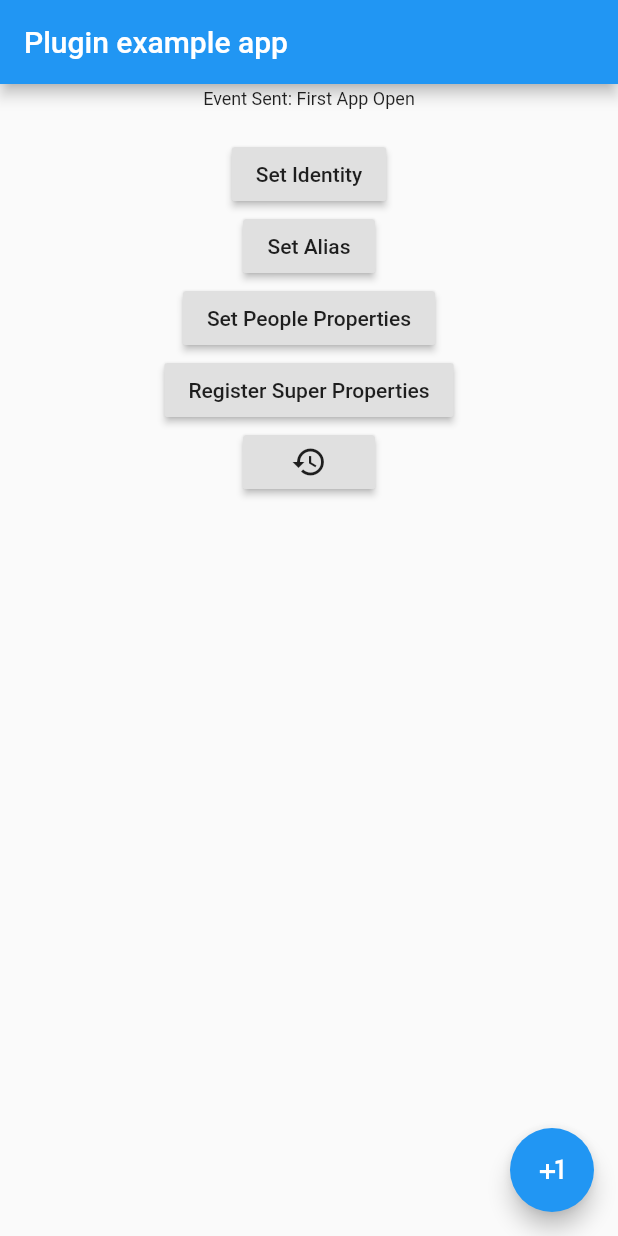
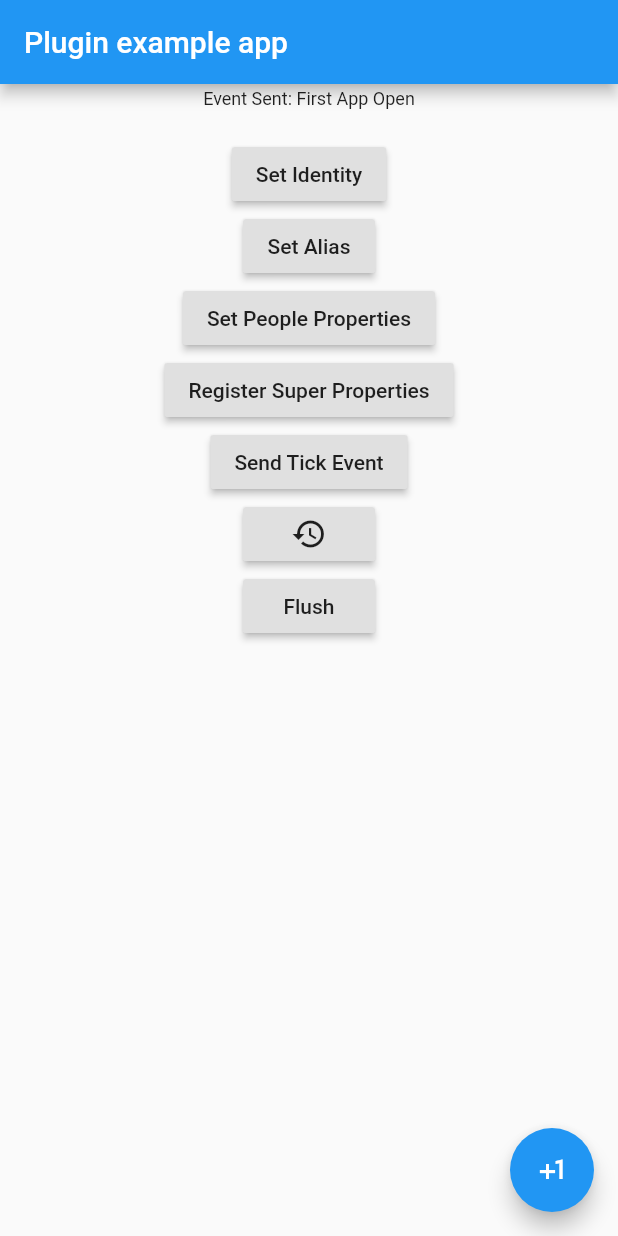
Before and after one commit to truenary/native_mixpanel, a Flutter app: the screen it shows after launch, after a tap on the "restore" icon, on a phone screen of 412 x 824 dp. Run offline on Flutter 3.47's test engine with Material 2 defaults, Android fonts, the phone set to English and light mode, and no system bars.

Commit message:
example: allow sending tick event and flushing cached events

```diff
--- a/example/lib/main.dart
+++ b/example/lib/main.dart
@@ -1,6 +1,5 @@
 import 'package:flutter/material.dart';
 import 'dart:async';
-import 'dart:convert';
 
 import 'package:flutter/services.dart';
 import 'package:native_mixpanel/native_mixpanel.dart';
@@ -40,7 +39,7 @@ class _MyAppState extends State<MyApp> {
     String eventName = 'First App Open';
     // Platform messages may fail, so we use a try/catch PlatformException.
     try {
-      await widget.mixpanel.initialize('<your-token-here>');
+      await widget.mixpanel.initialize('2500d0d99b3d441c731588f2ef57ef36');
       await widget.mixpanel.track(eventName, {'Math': 'divide'});
       initStatus = 'Event Sent: $eventName';
     } on PlatformException {
@@ -115,9 +114,27 @@ class _MyAppState extends State<MyApp> {
               alignment: Alignment.center,
               child: RaisedButton(
                 onPressed: () async {
+                  await widget.mixpanel.track('TICK', {'createdAt': DateTime.now().toIso8601String()});
+                },
+                child: Text('Send Tick Event'),
+              ),
+            ),
+            Container(
+              alignment: Alignment.center,
+              child: RaisedButton(
+                onPressed: () async {
                   await widget.mixpanel.reset();
                 },
                 child: Icon(Icons.restore),
+              ),
+            ),
+            Container(
+              alignment: Alignment.center,
+              child: RaisedButton(
+                onPressed: () async {
+                  await widget.mixpanel.flush();
+                },
+                child: Text('Flush'),
               ),
             ),
           ],
```
